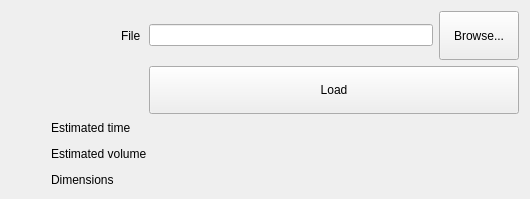
SeraphRobotics/SeraphPrint, file jobwidget.ui: the form before one commit.
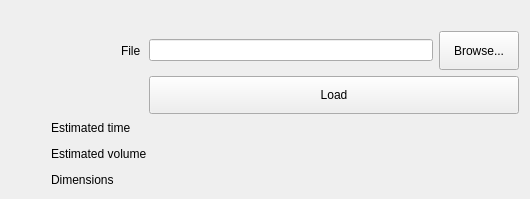
The form after the commit.

Commit message: fixed issue with job Widget interfearing with the progessbar

Patch:
```diff
--- a/jobwidget.ui
+++ b/jobwidget.ui
@@ -14,7 +14,7 @@
    <string>Form</string>
   </property>
   <layout class="QGridLayout" name="gridLayout_3">
-   <item row="0" column="1">
+   <item row="1" column="1">
     <layout class="QGridLayout" name="gridLayout_2">
      <item row="0" column="1">
       <widget class="QLabel" name="label_fileL">
@@ -92,7 +92,7 @@
      </item>
     </layout>
    </item>
-   <item row="1" column="1">
+   <item row="2" column="1">
     <layout class="QGridLayout" name="gridLayout">
      <property name="verticalSpacing">
       <number>10</number>
@@ -177,7 +177,7 @@
      </item>
     </layout>
    </item>
-   <item row="1" column="0">
+   <item row="2" column="0">
     <spacer name="horizontalSpacer_2">
      <property name="orientation">
       <enum>Qt::Horizontal</enum>
@@ -193,19 +193,25 @@
      </property>
     </spacer>
    </item>
+   <item row="0" column="1">
+    <spacer name="verticalSpacer">
+     <property name="orientation">
+      <enum>Qt::Vertical</enum>
+     </property>
+     <property name="sizeType">
+      <enum>QSizePolicy::Fixed</enum>
+     </property>
+     <property name="sizeHint" stdset="0">
+      <size>
+       <width>20</width>
+       <height>20</height>
+      </size>
+     </property>
+    </spacer>
+   </item>
   </layout>
-  <zorder>label_volumeL</zorder>
-  <zorder>browseButton</zorder>
-  <zorder>label_timeL</zorder>
-  <zorder>label_volume</zorder>
-  <zorder>label_dimL</zorder>
-  <zorder>label_dim</zorder>
-  <zorder>label_time</zorder>
-  <zorder>label_fileL</zorder>
-  <zorder>button_load</zorder>
-  <zorder>lineEdit_file</zorder>
-  <zorder>horizontalSpacer</zorder>
   <zorder>horizontalSpacer_2</zorder>
+  <zorder>verticalSpacer</zorder>
  </widget>
  <resources/>
  <connections/>
```
The commit also changes 1 other file.
